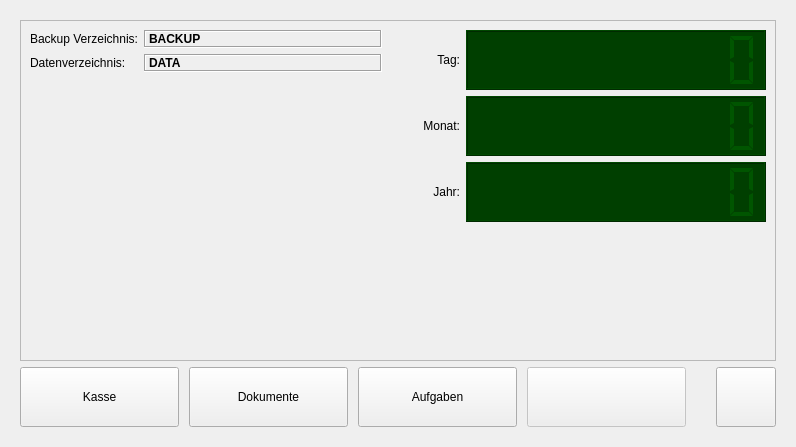
The window that src/ui/qrkhome.ui (todvora/qrk-registrier-kasse) describes before a commit, drawn with Qt 5.
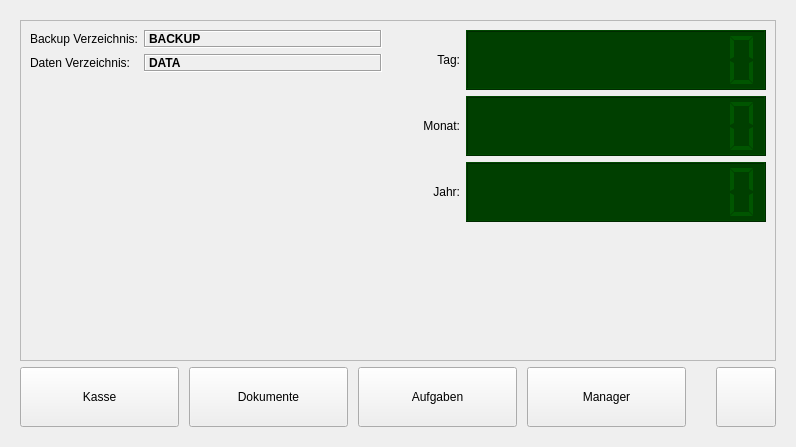
The same window after the commit. Icons and pictures are not drawn.

Commit message: Vorbereitung für Gruppen/Artikel Manager Vorbereitung für Quick-Artikel Buttons

Patch:
```diff
--- a/src/ui/qrkhome.ui
+++ b/src/ui/qrkhome.ui
@@ -103,7 +103,7 @@
                  <item row="1" column="0">
                   <widget class="QLabel" name="label_2">
                    <property name="text">
-                    <string>Datenverzeichnis:</string>
+                    <string>Daten Verzeichnis:</string>
                    </property>
                   </widget>
                  </item>
@@ -1024,7 +1024,7 @@
           <item>
            <widget class="QPushButton" name="pushButton1">
             <property name="enabled">
-             <bool>false</bool>
+             <bool>true</bool>
             </property>
             <property name="sizePolicy">
              <sizepolicy hsizetype="Preferred" vsizetype="Preferred">
@@ -1039,7 +1039,11 @@
              </size>
             </property>
             <property name="text">
-             <string/>
+             <string>Manager</string>
+            </property>
+            <property name="icon">
+             <iconset resource="../qrk.qrc">
+              <normaloff>:/icons/group-pay.png</normaloff>:/icons/group-pay.png</iconset>
             </property>
             <property name="iconSize">
              <size>
```
The commit also changes 20 other files.
